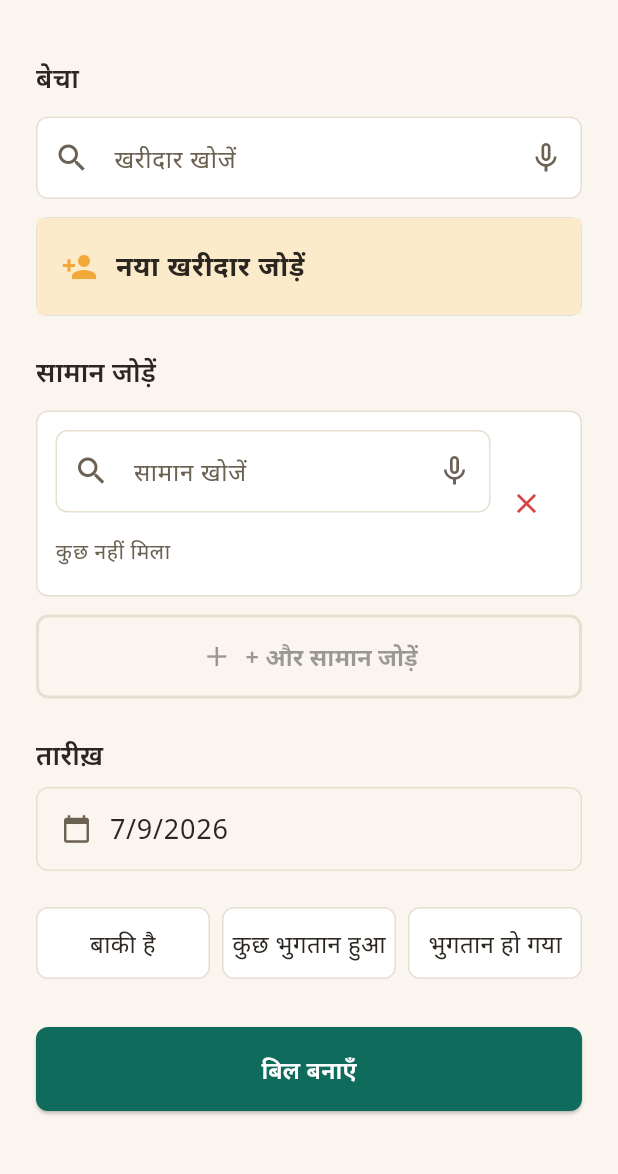
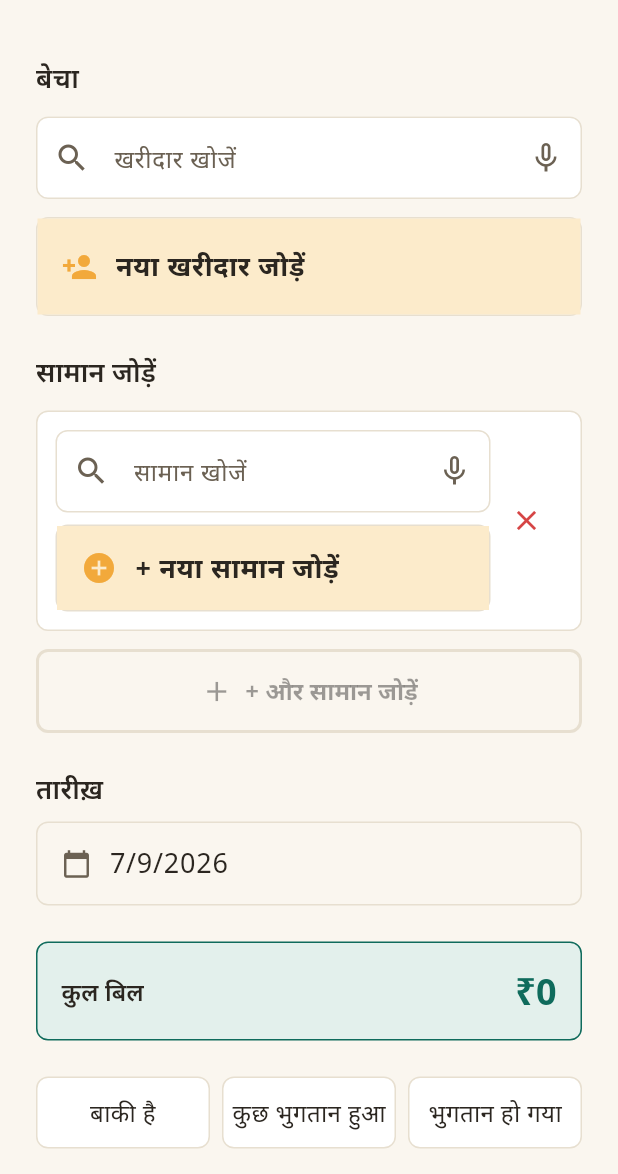
Before and after one commit to shubhiscoding/Bahi, a Flutter app: the AddBillScreen screen opened directly, after a tap on "सामान जोड़ें", on a phone screen of 412 x 824 dp, the part 62-1236 px from its top. Run offline on Flutter 3.47's test engine with Material 3 defaults, Android fonts, the phone set to English and light mode, and no system bars; our stand-ins replace connectivity_plus, dio, fl_chart, flutter_riverpod, flutter_tts, google_fonts and 8 more; missing offline and left inert: dart_phonetics, flutter_downloader, inditrans; accounts and stored records are empty; network calls fail.

Commit message:
feat: add new product option in bill item picker and update related UI components
Co-Authored-By: shubhiscoding <mygitcoin@gmail.com>

```diff
--- a/lib/core/constants/strings.dart
+++ b/lib/core/constants/strings.dart
@@ -101,6 +101,8 @@ class Strings {
   static const noBuyers = 'कोई खरीदार नहीं है';
   static const addProduct = 'सामान जोड़ें';
   static const addAnotherProduct = '+ और सामान जोड़ें';
+  static const addNewProduct = '+ नया सामान जोड़ें';
+  static const noProductsFound = 'कोई सामान नहीं मिला';
   static const billDate = 'तारीख़';
   static const paid = 'भुगतान हो गया';
   static const unpaid = 'बाकी है';
--- a/lib/features/buyers/screens/add_bill_screen.dart
+++ b/lib/features/buyers/screens/add_bill_screen.dart
@@ -146,6 +146,20 @@ class _AddBillScreenState extends ConsumerState<AddBillScreen> {
       lastDate: DateTime.now().add(const Duration(days: 1)),
     );
     if (picked != null) setState(() => _billDate = picked);
+  }
+
+  /// Computes the current bill's total across all lines — live-updates as
+  /// the user changes qty/price (the controllers have listeners that
+  /// trigger setState, so this recomputes on every keystroke).
+  double get _billTotal {
+    double total = 0;
+    for (final line in _lines) {
+      if (line.item == null) continue;
+      final qty = int.tryParse(line.quantityController.text.trim()) ?? 0;
+      final price = double.tryParse(line.priceController.text.trim()) ?? 0;
+      total += qty * price;
+    }
+    return total;
   }
 
   Future<void> _handleSave() async {
@@ -317,6 +331,35 @@ class _AddBillScreenState extends ConsumerState<AddBillScreen> {
               ),
               const SizedBox(height: 24),
 
+              // Total bill amount (live-updating as qty/price change)
+              Container(
+                padding: const EdgeInsets.all(16),
+                decoration: BoxDecoration(
+                  color: AppColors.primarySoft,
+                  borderRadius: BorderRadius.circular(8),
+                  border: Border.all(color: AppColors.primary),
+                ),
+                child: Row(
+                  mainAxisAlignment: MainAxisAlignment.spaceBetween,
+                  children: [
+                    Text(
+                      Strings.totalBilled,
+                      style: Theme.of(context).textTheme.labelLarge?.copyWith(
+                            color: AppColors.inkPrimary,
+                          ),
+                    ),
+                    Text(
+                      '₹${_billTotal.toStringAsFixed(0)}',
+                      style: Theme.of(context).textTheme.headlineSmall?.copyWith(
+                            fontWeight: FontWeight.bold,
+                            color: AppColors.primary,
+                          ),
+                    ),
+                  ],
+                ),
+              ),
+              const SizedBox(height: 24),
+
               Row(
                 children: [
                   Expanded(
@@ -455,6 +498,34 @@ class _BillLineCard extends StatelessWidget {
                         },
                       ),
               ),
+              // Confirm/collapse button (editing mode) — collapses to
+              // summary row when qty and price are both filled correctly
+              if (line.mode == _LineMode.editing) ...[
+                IconButton(
+                  onPressed: () {
+                    final qty = int.tryParse(line.quantityController.text.trim());
+                    final price = double.tryParse(line.priceController.text.trim());
+                    final isValid = qty != null && qty > 0 && price != null && price > 0;
+                    if (isValid) {
+                      line.mode = _LineMode.summary;
+                      onChanged();
+                    }
+                  },
+                  tooltip: 'पूर्ण करें',
+                  // Disable if qty or price invalid
+                  disabledColor: AppColors.inkSoft,
+                  icon: Icon(
+                    Icons.check,
+                    color: () {
+                      final qty = int.tryParse(line.quantityController.text.trim());
+                      final price = double.tryParse(line.priceController.text.trim());
+                      final isValid = qty != null && qty > 0 && price != null && price > 0;
+                      return isValid ? AppColors.primary : AppColors.inkSoft;
+                    }(),
+                    size: 22,
+                  ),
+                ),
+              ],
               IconButton(
                 onPressed: onRemove,
                 icon: Icon(Icons.close, color: AppColors.danger, size: 22),
--- a/lib/features/buyers/widgets/bill_item_picker.dart
+++ b/lib/features/buyers/widgets/bill_item_picker.dart
@@ -1,15 +1,17 @@
 import 'package:flutter/material.dart';
 import 'package:flutter_riverpod/flutter_riverpod.dart';
+import '../../../core/constants/strings.dart';
 import '../../../core/models/inventory_item.dart';
 import '../../../core/theme/colors.dart';
 import '../../../core/utils/search_match.dart';
 import '../../../core/widgets/mic_search_field.dart';
 import '../../inventory/providers/inventory_providers.dart';
+import '../../inventory/screens/add_edit_item_screen.dart';
 
-/// Item picker for a bill line (Phase 8 §F) — existing inventory items
-/// only, no inline "add new" (creating a whole new item mid-bill is out
-/// of scope; that's what the Inventory tab is for). Same search+scroll
-/// shape as BuyerPicker, minus the add-new row.
+/// Item picker for a bill line (Phase 8 §F, Phase 14 revised) — existing
+/// inventory items, plus a "+ नया सामान जोड़ें" row that opens the full
+/// item-creation screen. Same search+scroll shape as BuyerPicker (including
+/// the always-present trailing add-new row even on empty search).
 ///
 /// Deliberately does NOT filter out items with quantity 0 — a shopkeeper
 /// may still want to bill something that's out of stock (e.g. on
@@ -38,6 +40,13 @@ class _BillItemPickerState extends ConsumerState<BillItemPicker> {
     super.dispose();
   }
 
+  Future<void> _handleAddNew() async {
+    final created = await Navigator.of(context).push<InventoryItem>(
+      MaterialPageRoute(builder: (_) => const AddEditItemScreen()),
+    );
+    if (created != null) widget.onSelected(created);
+  }
+
   @override
   Widget build(BuildContext context) {
     final itemsAsync = ref.watch(inventoryItemsProvider);
@@ -64,36 +73,28 @@ class _BillItemPickerState extends ConsumerState<BillItemPicker> {
             final filtered = _searchQuery.isEmpty
                 ? items
                 : items.where((i) => matchesSearch(i.name, _searchQuery)).toList();
+            final showNoResults = filtered.isEmpty && _searchQuery.isNotEmpty;
 
-            if (filtered.isEmpty) {
-              return Padding(
-                padding: const EdgeInsets.symmetric(vertical: 8),
-                child: Text(
-                  'कुछ नहीं मिला',
-                  style: Theme.of(context).textTheme.bodySmall?.copyWith(color: AppColors.inkSoft),
-                ),
-              );
-            }
-
+            // Bounded height so ~4 rows show by default; the rest of the
+            // list (and the add-new row) is one scroll away — same shape as
+            // BuyerPicker. The add-new row is always the last child, never
+            // conditionally omitted.
             return Container(
               constraints: const BoxConstraints(maxHeight: 4.5 * 56),
               decoration: BoxDecoration(
                 border: Border.all(color: AppColors.border),
                 borderRadius: BorderRadius.circular(8),
               ),
-              child: ListView.separated(
+              child: ListView(
                 shrinkWrap: true,
-                itemCount: filtered.length,
-                separatorBuilder: (_, index) => Divider(height: 1, color: AppColors.border),
-                itemBuilder: (context, index) {
-                  final item = filtered[index];
-                  final isSelected = widget.selectedItem?.id == item.id;
-                  return InkWell(
+                children: [
+                  for (final item in filtered) ...[
+                    InkWell(
                       onTap: () => widget.onSelected(item),
                       child: Container(
                         height: 56,
                         padding: const EdgeInsets.symmetric(horizontal: 16),
-                      color: isSelected ? AppColors.primarySoft : null,
+                        color: widget.selectedItem?.id == item.id ? AppColors.primarySoft : null,
                         child: Row(
                           children: [
                             Expanded(
@@ -102,7 +103,9 @@ class _BillItemPickerState extends ConsumerState<BillItemPicker> {
                                 maxLines: 1,
                                 overflow: TextOverflow.ellipsis,
                                 style: Theme.of(context).textTheme.bodyLarge?.copyWith(
-                                    fontWeight: isSelected ? FontWeight.bold : FontWeight.normal,
+                                      fontWeight: widget.selectedItem?.id == item.id
+                                          ? FontWeight.bold
+                                          : FontWeight.normal,
                                     ),
                               ),
                             ),
@@ -112,15 +115,28 @@ class _BillItemPickerState extends ConsumerState<BillItemPicker> {
                                     color: AppColors.inkSoft,
                                   ),
                             ),
-                          if (isSelected) ...[
+                            if (widget.selectedItem?.id == item.id) ...[
                               const SizedBox(width: 8),
                               Icon(Icons.check_circle, color: AppColors.primary, size: 20),
                             ],
                           ],
                         ),
                       ),
-                  );
-                },
+                    ),
+                    Divider(height: 1, color: AppColors.border),
+                  ],
+                  if (showNoResults) ...[
+                    Padding(
+                      padding: const EdgeInsets.symmetric(horizontal: 16, vertical: 12),
+                      child: Text(
+                        Strings.noProductsFound,
+                        style: Theme.of(context).textTheme.bodySmall?.copyWith(color: AppColors.inkSoft),
+                      ),
+                    ),
+                    Divider(height: 1, color: AppColors.border),
+                  ],
+                  _AddNewProductRow(onTap: _handleAddNew),
+                ],
               ),
             );
           },
@@ -129,3 +145,37 @@ class _BillItemPickerState extends ConsumerState<BillItemPicker> {
     );
   }
 }
+
+/// Visually distinct from item rows (accent-tinted background + bold add
+/// icon) — always present at the bottom of the list, matching BuyerPicker's
+/// pattern. Tapping opens the full add-item screen (create new inventory).
+class _AddNewProductRow extends StatelessWidget {
+  final VoidCallback onTap;
+
+  const _AddNewProductRow({required this.onTap});
+
+  @override
+  Widget build(BuildContext context) {
+    return InkWell(
+      onTap: onTap,
+      child: Container(
+        height: 56,
+        padding: const EdgeInsets.symmetric(horizontal: 16),
+        color: AppColors.accentSoft,
+        child: Row(
+          children: [
+            Icon(Icons.add_circle, color: AppColors.accent, size: 24),
+            const SizedBox(width: 12),
+            Text(
+              Strings.addNewProduct,
+              style: Theme.of(context).textTheme.bodyLarge?.copyWith(
+                    color: AppColors.inkPrimary,
+                    fontWeight: FontWeight.bold,
+                  ),
+            ),
+          ],
+        ),
+      ),
+    );
+  }
+}
--- a/lib/features/inventory/screens/add_edit_item_screen.dart
+++ b/lib/features/inventory/screens/add_edit_item_screen.dart
@@ -95,7 +95,7 @@ class _AddEditItemScreenState extends ConsumerState<AddEditItemScreen> {
     setState(() => _isSaving = true);
 
     try {
-      await ref.read(
+      final savedItem = await ref.read(
         saveItemProvider(
           ItemFormInput(
             itemId: widget.item?.id,
@@ -106,7 +106,7 @@ class _AddEditItemScreenState extends ConsumerState<AddEditItemScreen> {
           ),
         ).future,
       );
-      if (mounted) Navigator.of(context).pop();
+      if (mounted) Navigator.of(context).pop(savedItem);
     } catch (e) {
       setState(() => _isSaving = false);
       if (mounted) {
```
Lines whose indentation alone changed are shown as unchanged.
